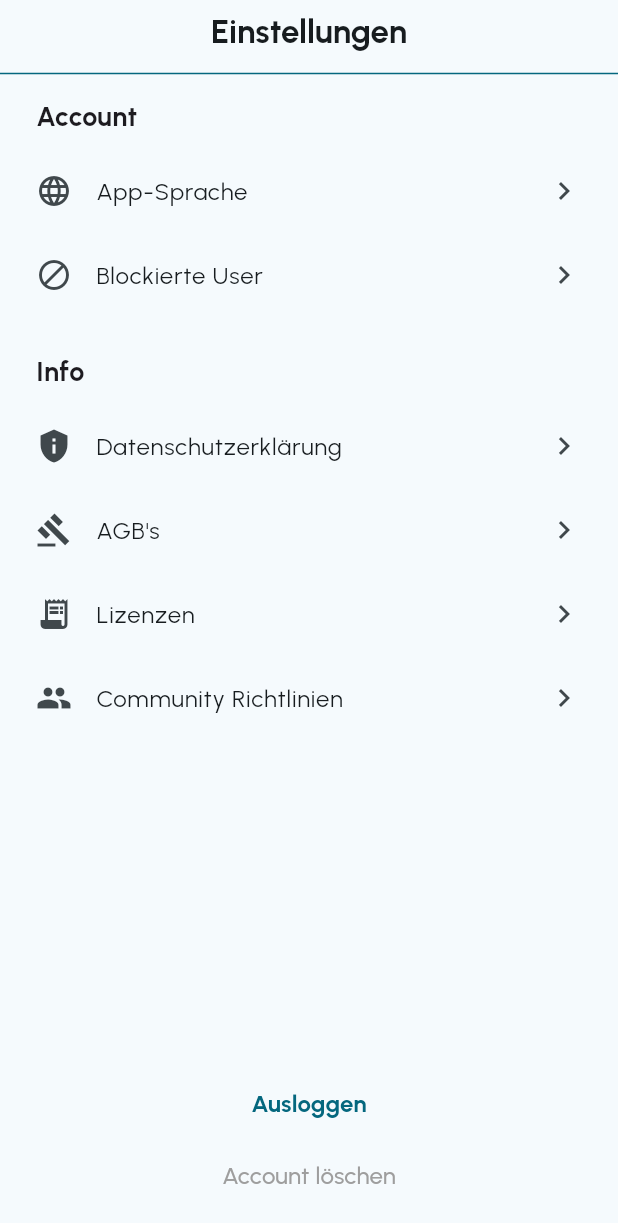
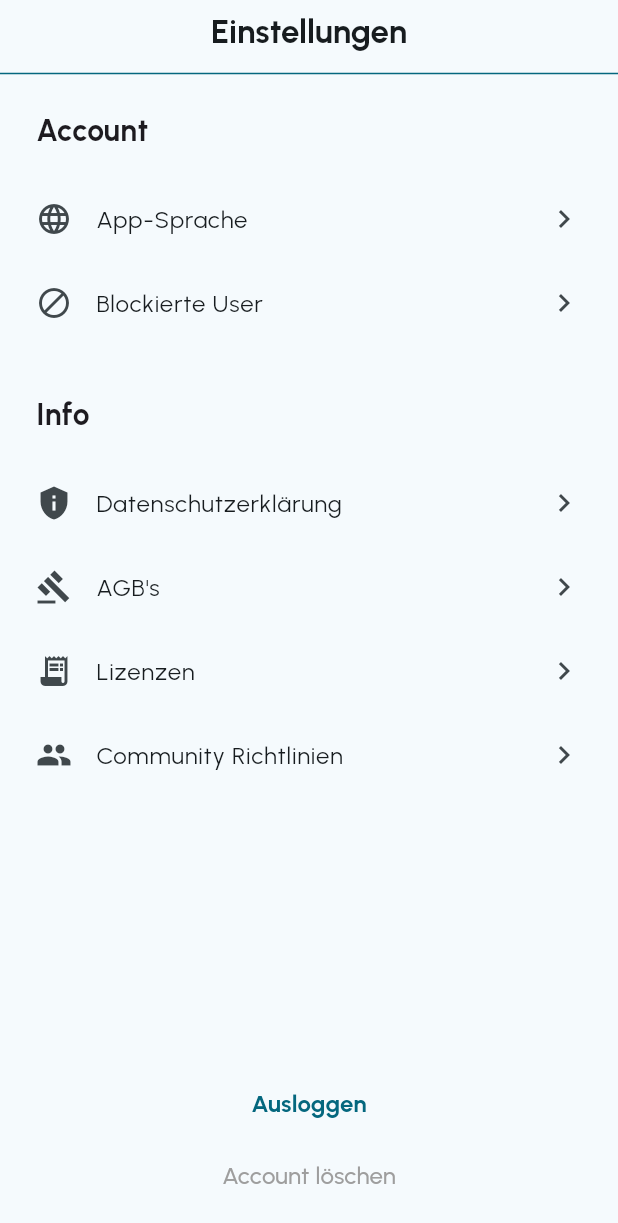
Before and after one commit to Belladonnixi/tasksheet_erster_flutter_screen, a Flutter app: the screen it shows after launch, on a phone screen of 412 x 824 dp. Shown: the top 1223 px of the screen. Run offline on Flutter 3.47's test engine with Material 3 defaults, Android fonts, the phone set to English and light mode, and no system bars; our stand-ins replace flutter_riverpod, google_fonts, riverpod_annotation; generated files the repository leaves out were written again.

Commit message:
refactoring the whole project to a way more reasonable UI set up then listview for a settings Screen

```diff
--- a/lib/data/data_repository.dart
+++ b/lib/data/data_repository.dart
@@ -1,5 +1,5 @@
 import 'package:erster_flutter_screen/models/settings_item.dart';
 
 abstract class DataRepository {
-  Future<List<SettingsItem>> getSettingsItems();
+  Future<Map<SettingsCategory, List<SettingsItem>>> getSettingsItems();
 }
--- a/lib/data/mock_database_repository.dart
+++ b/lib/data/mock_database_repository.dart
@@ -18,12 +18,12 @@ class MockDatabaseRepository implements DataRepository {
   }
 
   @override
-  Future<List<SettingsItem>> getSettingsItems() async {
+  Future<Map<SettingsCategory, List<SettingsItem>>> getSettingsItems() async {
     _logger.info('Fetching settings items from MockDatabaseRepository');
     return Future.delayed(
       const Duration(
           milliseconds: 500), // Ich habe eine Simulierte Latenz eingebaut
-      () => settingsItems,
+      () => settingsItemsMap,
     );
   }
 }
--- a/lib/data/settings_data.dart
+++ b/lib/data/settings_data.dart
@@ -4,7 +4,8 @@ import 'package:logging/logging.dart';
 
 final Logger _logger = Logger('SettingsData');
 
-final List<SettingsItem> settingsItems = [
+final Map<SettingsCategory, List<SettingsItem>> settingsItemsMap = {
+  SettingsCategory.account: [
     SettingsItem(
       category: SettingsCategory.account,
       icon: Icons.language,
@@ -17,6 +18,8 @@ final List<SettingsItem> settingsItems = [
       title: 'Blockierte User',
       onTap: () => _logger.info('Blockierte User tapped'),
     ),
+  ],
+  SettingsCategory.info: [
     SettingsItem(
       category: SettingsCategory.info,
       icon: Icons.privacy_tip,
@@ -41,4 +44,5 @@ final List<SettingsItem> settingsItems = [
       title: 'Community Richtlinien',
       onTap: () => _logger.info('Community Richtlinien tapped'),
     ),
-];
+  ],
+};
--- a/lib/models/settings_item.dart
+++ b/lib/models/settings_item.dart
@@ -6,13 +6,20 @@ enum SettingsCategory {
   info,
 }
 
+extension SettingsCategoryExtension on SettingsCategory {
+  String get name {
+    print('Calling name for $this');
+    switch (this) {
+      case SettingsCategory.account:
+        return 'Account';
+      case SettingsCategory.info:
+        return 'Info';
+    }
+  }
+}
+
 // Die Model class für ein Einstellungs-item das es auch möglich macht die Kategorien als String zu bekommen
 class SettingsItem {
-  final SettingsCategory category;
-  final IconData icon;
-  final String title;
-  final VoidCallback? onTap;
-
   SettingsItem({
     required this.category,
     required this.icon,
@@ -20,12 +27,17 @@ class SettingsItem {
     this.onTap,
   });
 
-  String get categoryTitle {
-    switch (category) {
-      case SettingsCategory.account:
-        return 'Account';
-      case SettingsCategory.info:
-        return 'Info';
-    }
-  }
+  final SettingsCategory category;
+  final IconData icon;
+  final String title;
+  final VoidCallback? onTap;
+
+  String get categoryTitle => category.name;
+
+  // JSON-Repräsentation für Logging
+  Map<String, dynamic> toJson() => {
+        'category': category.name,
+        'icon': icon.codePoint, // IconData als Integer speichern
+        'title': title,
+      };
 }
--- a/lib/models/settings_section.dart
+++ /dev/null
@@ -1,12 +0,0 @@
-// Die Model class für eine Einstellungs-Sektion in der ich die SettingsItems in einer Liste speichere
-import 'package:erster_flutter_screen/models/settings_item.dart';
-
-class SettingsSection {
-  final List<SettingsItem> items;
-
-  SettingsSection({required this.items});
-
-  String get header {
-    return items.first.categoryTitle;
-  }
-}
--- a/lib/presentation/settings.dart
+++ b/lib/presentation/settings.dart
@@ -1,5 +1,4 @@
 import 'package:erster_flutter_screen/models/settings_item.dart';
-import 'package:erster_flutter_screen/models/settings_section.dart';
 import 'package:erster_flutter_screen/providers/settings_provider.dart';
 import 'package:flutter/material.dart';
 import 'package:flutter_riverpod/flutter_riverpod.dart';
@@ -12,7 +11,7 @@ class SettingsScreen extends ConsumerWidget {
 
   @override
   Widget build(BuildContext context, WidgetRef ref) {
-    // beobachtet den SettingsItemsProvider und aktualisiert das Widget, wenn sich die Daten ändern
+    // Beobachtet den SettingsItemsProvider und aktualisiert das Widget, wenn sich die Daten ändern.
     final settingsItemsAsyncValue = ref.watch(settingsItemsProvider);
 
     return Scaffold(
@@ -30,83 +29,52 @@ class SettingsScreen extends ConsumerWidget {
           ),
         ),
       ),
-      // Die Daten werden basierend auf dem Status des AsyncValue-Objekts geladen
+      // Die Daten werden basierend auf dem Status des AsyncValue-Objekts geladen.
       body: settingsItemsAsyncValue.when(
-        data: (settingsItems) {
-          final Map<SettingsCategory, List<SettingsItem>> groupedItems = {};
-          for (var item in settingsItems) {
-            // `putIfAbsent` fügt die Kategorie hinzu, wenn sie nicht existiert, und gibt eine leere Liste zurück.
-            groupedItems.putIfAbsent(item.category, () => []).add(item);
-          }
-
-          // Erstelle eine Liste von SettingsSections aus den gruppierten Daten.
-          final List<SettingsSection> sections =
-              groupedItems.entries.map((entry) {
-            // erstellt eine Sectioorien für jede Kategorie
-            return SettingsSection(items: entry.value);
-          }).toList();
-
-          return ListView.builder(
-            physics: const NeverScrollableScrollPhysics(),
-            itemCount: sections.length,
-            itemBuilder: (context, sectionIndex) {
-              final section = sections[sectionIndex];
+        data: (groupedItems) {
+          _logger.info(
+              'Grouped items: ${groupedItems.entries.map((e) => 'Key: ${e.key}, Type: ${e.key.runtimeType}').toList()}');
           return Column(
+            children: [
+              Expanded(
+                child: Column(
                   crossAxisAlignment: CrossAxisAlignment.start,
                   children: [
-                  // Kategorie Titel wird angezeigt
+                    // Iteriere über die Map, um Kategorien und deren Items darzustellen.
+                    for (var entry in groupedItems.entries) ...[
+                      // Kategoriename
                       Padding(
                         padding: const EdgeInsets.symmetric(
                           horizontal: 24.0,
-                      vertical: 8.0,
+                          vertical: 16.0,
                         ),
                         child: Text(
-                      section.header,
+                          entry.key.name,
                           style: const TextStyle(
-                        fontSize: 18,
+                            fontSize: 20,
                             fontWeight: FontWeight.bold,
                           ),
                         ),
                       ),
-                  // mit dem Spread-Operator werden die Items in der Liste angezeigt so iteriert man durch die
-                  // Liste um sie als ListTile anzeigen zu können
-                  ...section.items.map(
-                    (item) {
-                      return ListTile(
+                      // Listenelemente der Kategorie
+                      for (var item in entry.value)
+                        ListTile(
                           contentPadding:
-                            const EdgeInsets.symmetric(horizontal: 24.0),
+                              const EdgeInsets.symmetric(horizontal: 24),
                           leading: Icon(item.icon),
-                        title: Text(
-                          item.title,
-                          style: const TextStyle(fontSize: 16),
-                        ),
+                          title: Text(item.title),
                           trailing: const Icon(Icons.chevron_right),
                           onTap: item.onTap,
-                      );
-                    },
                         ),
-                  // Abstand nach der Section, wenn es nicht die letzte ist.
-                  if (sectionIndex < sections.length - 1)
-                    const SizedBox(height: 16.0),
+                      const SizedBox(height: 16),
                     ],
-              );
-            },
-          );
-        },
-        // solange die Daten geladen werden, wird ein Ladeindikator angezeigt
-        loading: () => const Center(child: CircularProgressIndicator()),
-        // zeigt den Fehler an, sollte einer auftreten und loggt die Fehlermeldung
-        error: (error, stack) {
-          _logger.severe('Error: $error', error, stack);
-          return const Center(
-            child: Text('An error occurred. Please try again.'),
-          );
-        },
+                  ],
                 ),
-      bottomNavigationBar: Padding(
+              ),
+              // Bereich am unteren Rand der Seite mit Buttons
+              Padding(
                 padding: const EdgeInsets.all(16.0),
                 child: Column(
-          // Minimiert die Größe der Leiste, basierend auf dem Inhalt, da Columns ansonsnten die gesamte verfügbare Höhe einnehmen.
                   mainAxisSize: MainAxisSize.min,
                   children: [
                     TextButton(
@@ -132,6 +100,19 @@ class SettingsScreen extends ConsumerWidget {
                   ],
                 ),
               ),
+            ],
+          );
+        },
+        // Ladeindikator anzeigen
+        loading: () => const Center(child: CircularProgressIndicator()),
+        // Fehlerindikator anzeigen
+        error: (error, stack) {
+          _logger.severe('Error: $error', error, stack);
+          return const Center(
+            child: Text('An error occurred. Please try again.'),
+          );
+        },
+      ),
     );
   }
 }
```
Also changed, not shown: lib/providers/settings_provider.dart (+16 -3 lines), lib/providers/settings_provider.g.dart. Lines whose indentation alone changed are shown as unchanged.
